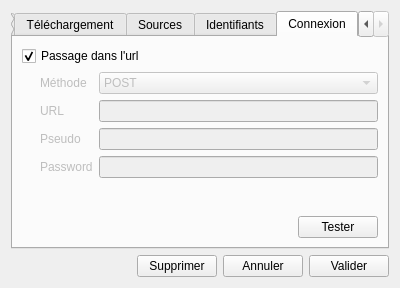
First picture: the form in ui/sourcessettingswindow.ui, repository Bionus/imgbrd-grabber, before the edit.
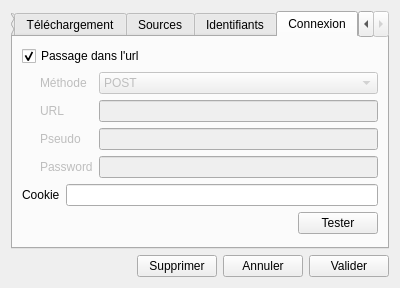
Second picture: the form after the edit. The open tabs and pages were chosen to show the change. Icons and pictures are not drawn.

Commit message: Fix login on Gelbooru by checking the cookie

What changed in the file:
```diff
--- a/ui/sourcessettingswindow.ui
+++ b/ui/sourcessettingswindow.ui
@@ -7,7 +7,7 @@
     <x>0</x>
     <y>0</y>
     <width>400</width>
-    <height>267</height>
+    <height>272</height>
    </rect>
   </property>
   <property name="windowTitle">
@@ -466,8 +466,8 @@
       <attribute name="title">
        <string>Connexion</string>
       </attribute>
-      <layout class="QVBoxLayout" name="verticalLayout_2">
-       <item>
+      <layout class="QFormLayout" name="formLayout_7">
+       <item row="0" column="0" colspan="2">
         <widget class="QCheckBox" name="checkLoginParameter">
          <property name="text">
           <string>Passage dans l'url</string>
@@ -477,7 +477,7 @@
          </property>
         </widget>
        </item>
-       <item>
+       <item row="1" column="0" colspan="2">
         <widget class="QWidget" name="widget_2" native="true">
          <property name="enabled">
           <bool>false</bool>
@@ -552,8 +552,8 @@
          </layout>
         </widget>
        </item>
-       <item>
-        <layout class="QHBoxLayout" name="horizontalLayout_5" stretch="1,0">
+       <item row="3" column="0" colspan="2">
+        <layout class="QHBoxLayout" name="layoutTestLogin" stretch="1,0">
          <item>
           <widget class="QLabel" name="labelTestLogin">
            <property name="text">
@@ -570,6 +570,16 @@
          </item>
         </layout>
        </item>
+       <item row="2" column="0">
+        <widget class="QLabel" name="label_5">
+         <property name="text">
+          <string>Cookie</string>
+         </property>
+        </widget>
+       </item>
+       <item row="2" column="1">
+        <widget class="QLineEdit" name="lineLoginCookie"/>
+       </item>
       </layout>
      </widget>
     </widget>
```
Left out of the diff: 2 changed lines with no effect on the pictures. The commit also changes 4 other files.
